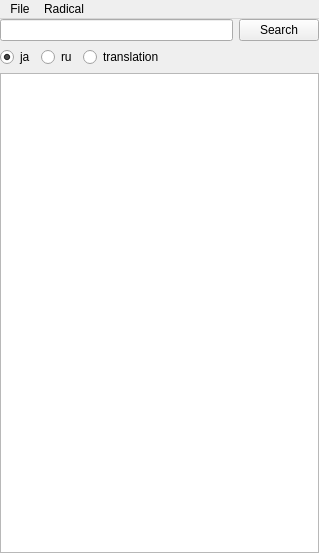
Old version of the form yajad_qt/mainwindow.ui in the repository arruzk/yajad.
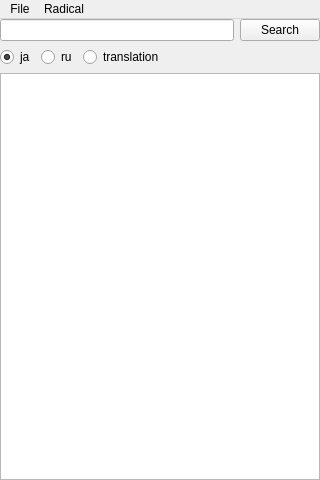
New version of the form.

Commit message: added わ-case and й-case, changed article look: enlarged kanji font, added line feed after transcription

Diff of the .ui file:
```diff
--- a/yajad_qt/mainwindow.ui
+++ b/yajad_qt/mainwindow.ui
@@ -6,8 +6,8 @@
    <rect>
     <x>0</x>
     <y>0</y>
-    <width>319</width>
-    <height>553</height>
+    <width>320</width>
+    <height>480</height>
    </rect>
   </property>
   <property name="windowTitle">
@@ -79,7 +79,7 @@
     <rect>
      <x>0</x>
      <y>0</y>
-     <width>319</width>
+     <width>320</width>
      <height>25</height>
     </rect>
    </property>
```
The commit also changes 1 other file.
